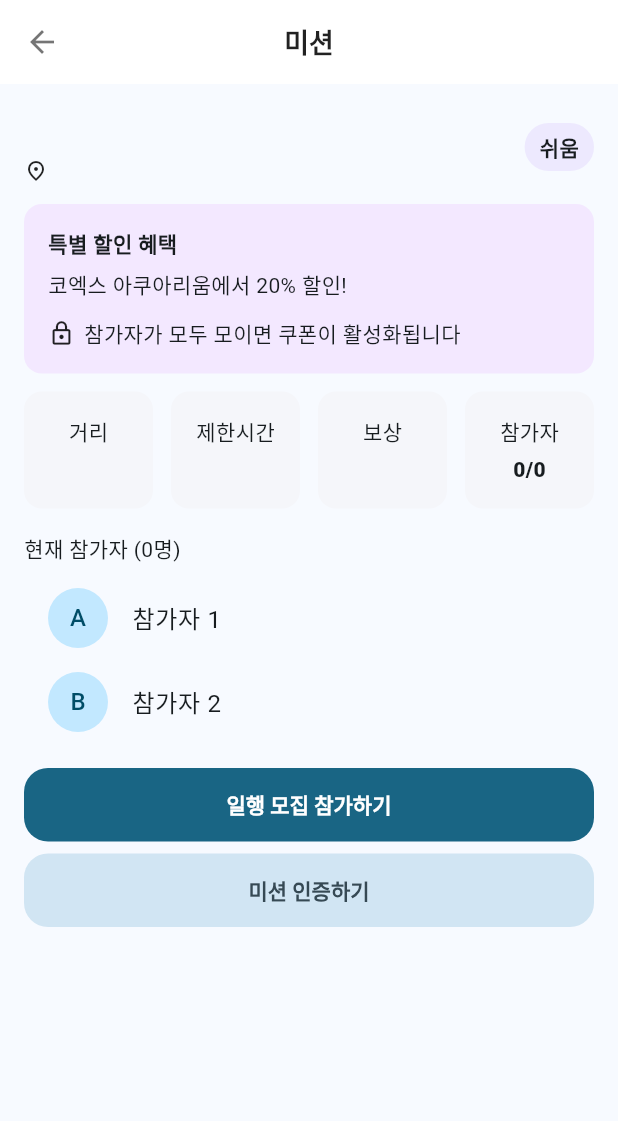
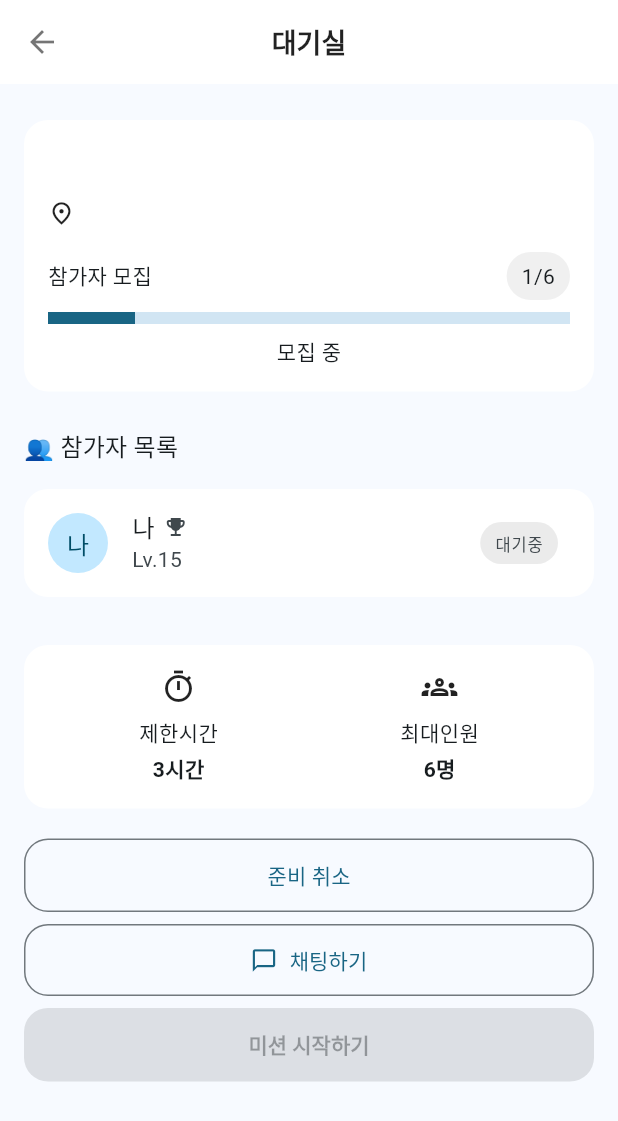
Before and after one commit to Aky0905/luxuly-lions, a Flutter app: the MissionDetailScreen screen opened directly with empty values, after a tap on "일행 모집 참가하기", on a phone screen of 412 x 824 dp. Shown: the top 1121 px of the screen. Run offline on Flutter 3.47's test engine with Material 3 defaults, Android fonts, the phone set to English and light mode, and no system bars; our stand-ins replace barcode_widget, firebase_core, image_picker; accounts and stored records are empty; Roboto replaces fonts that are missing (Pretendard).

Commit message:
팟 구현, 채팅기능 구현 기타 디테일 수정

```diff
--- /dev/null
+++ b/lib/models/party.dart
@@ -0,0 +1,27 @@
+class Party {
+  final String id;
+  final String title;
+  final String place;
+  final DateTime dateTime;
+  final int capacity;
+  int joined; // 현재 인원
+  final List<Participant> people;
+
+  Party({
+    required this.id,
+    required this.title,
+    required this.place,
+    required this.dateTime,
+    required this.capacity,
+    required this.joined,
+    required this.people,
+  });
+}
+
+class Participant {
+  final String name;
+  final int level;
+  bool ready;
+
+  Participant({required this.name, required this.level, this.ready = false});
+}
--- a/lib/screens/mission_detail_screen.dart
+++ b/lib/screens/mission_detail_screen.dart
@@ -2,6 +2,8 @@ import 'package:flutter/material.dart';
 import '../models/coupon.dart';
 import '../state/coupon_state.dart';
 import 'mission_verify_screen.dart'; // ✅ 인증 화면
+import '../models/party.dart'; // ✅ Party, Participant
+import 'waiting_room_screen.dart'; // ✅ 대기실 화면
 
 class MissionDetailScreen extends StatefulWidget {
   final String title;
@@ -9,6 +11,7 @@ class MissionDetailScreen extends StatefulWidget {
   final String distance;
   final String timeLimit;
   final String point;
+
   /// "현재/최대" 형식 (예: "2/4")
   final String participants;
 
@@ -40,15 +43,42 @@ class _MissionDetailScreenState extends State<MissionDetailScreen> {
 
   bool get _isFull => _max > 0 && _now >= _max;
 
-  void _join() {
-    if (_now < _max) {
-      setState(() => _now++);
-      if (_now >= _max) {
-        ScaffoldMessenger.of(context).showSnackBar(
-          const SnackBar(content: Text('정원이 모두 모였어요! 쿠폰을 받을 수 있어요.')),
-        );
-      }
-    }
+  // ✅ 대기실로 이동 (Party의 required: id, dateTime 충족)
+  void _goWaitingRoom() {
+    if (_isFull) return;
+
+    final nextJoined = _now + 1; // 나 포함
+    final capacity = _max == 0 ? 6 : _max; // participants 파싱 실패 대비
+    final nowTs = DateTime.now(); // dateTime
+
+    // 샘플 참가자 목록 (첫 번째는 '나')
+    final people = <Participant>[
+      Participant(name: '나', level: 15, ready: false),
+      for (int i = 0; i < nextJoined - 1; i++)
+        Participant(name: '참가자 ${i + 1}', level: 10 + i, ready: false),
+    ];
+
+    final party = Party(
+      id: 'party-${nowTs.millisecondsSinceEpoch}', // ✅ required
+      title: widget.title,
+      place: widget.place,
+      dateTime: nowTs, // ✅ required
+      capacity: capacity,
+      joined: nextJoined,
+      people: people,
+    );
+
+    setState(() => _now = nextJoined);
+
+    Navigator.of(context).push(
+      MaterialPageRoute(
+        builder: (_) => WaitingRoomScreen(party: party, isLeader: false),
+      ),
+    );
+
+    // Firestore 사용하는 경우:
+    // - 참가 증가/participant 추가를 DB에 반영한 뒤
+    // - party 스냅샷을 WaitingRoomScreen에 전달하도록 변경하세요.
   }
 
   // ✅ 바코드용 코드/ID 생성해서 쿠폰 저장
@@ -86,7 +116,7 @@ class _MissionDetailScreenState extends State<MissionDetailScreen> {
       ScaffoldMessenger.of(context).showSnackBar(
         SnackBar(content: Text('미션 인증 완료! +${reward}P 적립')),
       );
-      setState(() {});
+      setState(() {}); // 필요 시 UI 갱신
     }
   }
 
@@ -121,7 +151,7 @@ class _MissionDetailScreenState extends State<MissionDetailScreen> {
               ),
               Container(
                 padding:
-                const EdgeInsets.symmetric(horizontal: 10, vertical: 6),
+                    const EdgeInsets.symmetric(horizontal: 10, vertical: 6),
                 decoration: BoxDecoration(
                   color: const Color(0xFFEDE9FE), // ✅ 연보라 톤 통일
                   borderRadius: BorderRadius.circular(999),
@@ -193,9 +223,9 @@ class _MissionDetailScreenState extends State<MissionDetailScreen> {
 
           // 액션 버튼
           FilledButton(
-            onPressed: _isFull ? null : _join,
+            onPressed: _isFull ? null : _goWaitingRoom, // ✅ 대기실로 이동
             style:
-            FilledButton.styleFrom(minimumSize: const Size.fromHeight(48)),
+                FilledButton.styleFrom(minimumSize: const Size.fromHeight(48)),
             child: Text(_isFull ? '정원 마감' : '일행 모집 참가하기'),
           ),
           const SizedBox(height: 8),
@@ -204,7 +234,7 @@ class _MissionDetailScreenState extends State<MissionDetailScreen> {
           FilledButton.tonal(
             onPressed: _goVerify,
             style:
-            FilledButton.styleFrom(minimumSize: const Size.fromHeight(48)),
+                FilledButton.styleFrom(minimumSize: const Size.fromHeight(48)),
             child: const Text('미션 인증하기'),
           ),
         ],
--- /dev/null
+++ b/lib/screens/waiting_room_screen.dart
@@ -0,0 +1,231 @@
+import 'package:flutter/material.dart';
+import 'package:characters/characters.dart';
+
+import '../models/party.dart';
+import '../models/meetup.dart'; // 원본 Meetup 인스턴스 직접 수정용
+import 'chat_room_screen.dart'; // <-- 채팅 화면
+
+class WaitingRoomScreen extends StatefulWidget {
+  final Party party;
+  final Meetup? meetup; // 원본 Meetup (옵션)
+  final bool isLeader; // 방장 여부
+
+  const WaitingRoomScreen({
+    super.key,
+    required this.party,
+    this.meetup,
+    this.isLeader = false,
+  });
+
+  @override
+  State<WaitingRoomScreen> createState() => _WaitingRoomScreenState();
+}
+
+class _WaitingRoomScreenState extends State<WaitingRoomScreen> {
+  void _toggleReady(int idx) {
+    setState(() {
+      widget.party.people[idx].ready = !widget.party.people[idx].ready;
+    });
+  }
+
+  /// 준비 취소: 인원 -1, '나' 제거, 전달받은 meetup 인스턴스도 -1
+  void _cancelJoin() {
+    setState(() {
+      // 1) 로컬 Party에서 '나' 제거
+      final idx = widget.party.people.indexWhere((u) => u.name == '나');
+      if (idx != -1) {
+        widget.party.people.removeAt(idx);
+      }
+      // 2) 파티 인원 감소
+      if (widget.party.joined > 0) {
+        widget.party.joined -= 1;
+      }
+      // 3) 전역 meetup 인스턴스도 같이 감소 (같은 객체를 전달받았다는 가정)
+      if (widget.meetup != null && widget.meetup!.joined > 0) {
+        widget.meetup!.joined -= 1;
+      }
+    });
+
+    // 4) 화면 닫기
+    Navigator.pop(context, true);
+  }
+
+  @override
+  Widget build(BuildContext context) {
+    final p = widget.party;
+    final readyCount = p.people.where((e) => e.ready).length;
+    final isFull = p.joined >= p.capacity;
+
+    return Scaffold(
+      appBar: AppBar(title: const Text('대기실')),
+      body: ListView(
+        padding: const EdgeInsets.all(16),
+        children: [
+          // 상단 카드: 모집 현황
+          Card(
+            child: Padding(
+              padding: const EdgeInsets.all(16),
+              child: Column(
+                crossAxisAlignment: CrossAxisAlignment.start,
+                children: [
+                  Text(p.title, style: Theme.of(context).textTheme.titleLarge),
+                  const SizedBox(height: 8),
+                  Row(
+                    children: [
+                      const Icon(Icons.place_outlined, size: 18),
+                      const SizedBox(width: 6),
+                      Text(p.place),
+                    ],
+                  ),
+                  const SizedBox(height: 16),
+                  Row(
+                    mainAxisAlignment: MainAxisAlignment.spaceBetween,
+                    children: [
+                      const Text('참가자 모집'),
+                      Container(
+                        padding: const EdgeInsets.symmetric(
+                            horizontal: 10, vertical: 6),
+                        decoration: BoxDecoration(
+                          color: Colors.black.withOpacity(0.06),
+                          borderRadius: BorderRadius.circular(20),
+                        ),
+                        child: Text('${p.joined}/${p.capacity}'),
+                      ),
+                    ],
+                  ),
+                  const SizedBox(height: 8),
+                  LinearProgressIndicator(
+                    value: p.joined / p.capacity,
+                    minHeight: 8,
+                  ),
+                  const SizedBox(height: 8),
+                  Center(child: Text(isFull ? '모집 완료!' : '모집 중')),
+                ],
+              ),
+            ),
+          ),
+
+          const SizedBox(height: 16),
+
+          // 참가자 목록
+          Text('👥 참가자 목록', style: Theme.of(context).textTheme.titleMedium),
+          const SizedBox(height: 8),
+          ...List.generate(p.people.length, (i) {
+            final user = p.people[i];
+            final me = user.name == '나';
+            return Card(
+              child: ListTile(
+                leading: CircleAvatar(child: Text(user.name.characters.first)),
+                title: Row(
+                  children: [
+                    Text(user.name),
+                    if (me) const SizedBox(width: 6),
+                    if (me) const Icon(Icons.emoji_events, size: 16),
+                  ],
+                ),
+                subtitle: Text('Lv.${user.level}'),
+                trailing: Container(
+                  padding:
+                      const EdgeInsets.symmetric(horizontal: 10, vertical: 6),
+                  decoration: BoxDecoration(
+                    color: user.ready
+                        ? Colors.black
+                        : Colors.black.withOpacity(0.08),
+                    borderRadius: BorderRadius.circular(14),
+                  ),
+                  child: Text(
+                    user.ready ? '준비완료' : '대기중',
+                    style: TextStyle(color: user.ready ? Colors.white : null),
+                  ),
+                ),
+                onTap: me ? () => _toggleReady(i) : null,
+              ),
+            );
+          }),
+
+          const SizedBox(height: 16),
+
+          // 미션 정보 (예시)
+          Card(
+            child: Padding(
+              padding: const EdgeInsets.all(16),
+              child: Row(
+                children: [
+                  const Expanded(
+                    child: Column(
+                      children: [
+                        Icon(Icons.timer_outlined),
+                        SizedBox(height: 8),
+                        Text('제한시간'),
+                        SizedBox(height: 4),
+                        Text('3시간',
+                            style: TextStyle(fontWeight: FontWeight.bold)),
+                      ],
+                    ),
+                  ),
+                  Expanded(
+                    child: Column(
+                      children: [
+                        const Icon(Icons.groups_outlined),
+                        const SizedBox(height: 8),
+                        const Text('최대인원'),
+                        const SizedBox(height: 4),
+                        Text('${p.capacity}명',
+                            style:
+                                const TextStyle(fontWeight: FontWeight.bold)),
+                      ],
+                    ),
+                  ),
+                ],
+              ),
+            ),
+          ),
+
+          const SizedBox(height: 12),
+
+          // 하단 액션들
+          Row(
+            children: [
+              Expanded(
+                child: OutlinedButton(
+                  onPressed: _cancelJoin, // 준비 취소 → 실제 감소
+                  child: const Text('준비 취소'),
+                ),
+              ),
+            ],
+          ),
+          const SizedBox(height: 8),
+
+          // ✅ 채팅 화면으로 이동 연결 (디버그 로그 포함)
+          OutlinedButton.icon(
+            onPressed: () {
+              final roomId = (widget.meetup?.id?.toString() ?? widget.party.id);
+              debugPrint('[WaitingRoom] 채팅하기 탭 roomId=$roomId');
+              Navigator.of(context).push(
+                MaterialPageRoute(
+                  builder: (_) => ChatRoomScreen(
+                    roomId: roomId,
+                    title: widget.party.title,
+                    currentUserName: '나',
+                  ),
+                ),
+              );
+            },
+            icon: const Icon(Icons.chat_bubble_outline),
+            label: const Text('채팅하기'),
+          ),
+
+          const SizedBox(height: 8),
+          FilledButton(
+            onPressed: (widget.isLeader && readyCount == p.capacity)
+                ? () {
+                    // 모든 인원 준비완료 → 미션 시작 로직
+                  }
+                : null,
+            child: const Text('미션 시작하기'),
+          ),
+        ],
+      ),
+    );
+  }
+}
```
Also changed, not shown: lib/main.dart (+6 -17 lines), lib/screens/chat_room_screen.dart (added, +148 -0 lines), lib/screens/meetup_detail_screen.dart (+104 -25 lines), lib/screens/party_detail_screen.dart (added, +74 -0 lines), lib/state/meetup_state.dart (+12 -2 lines), 1 other file.
